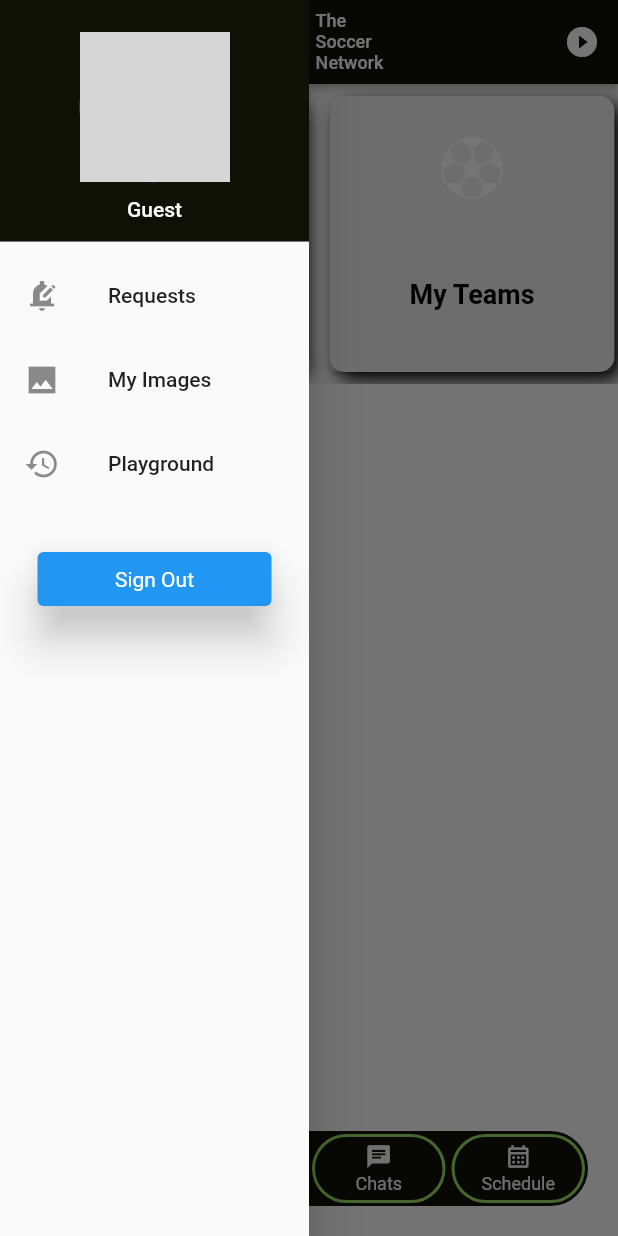
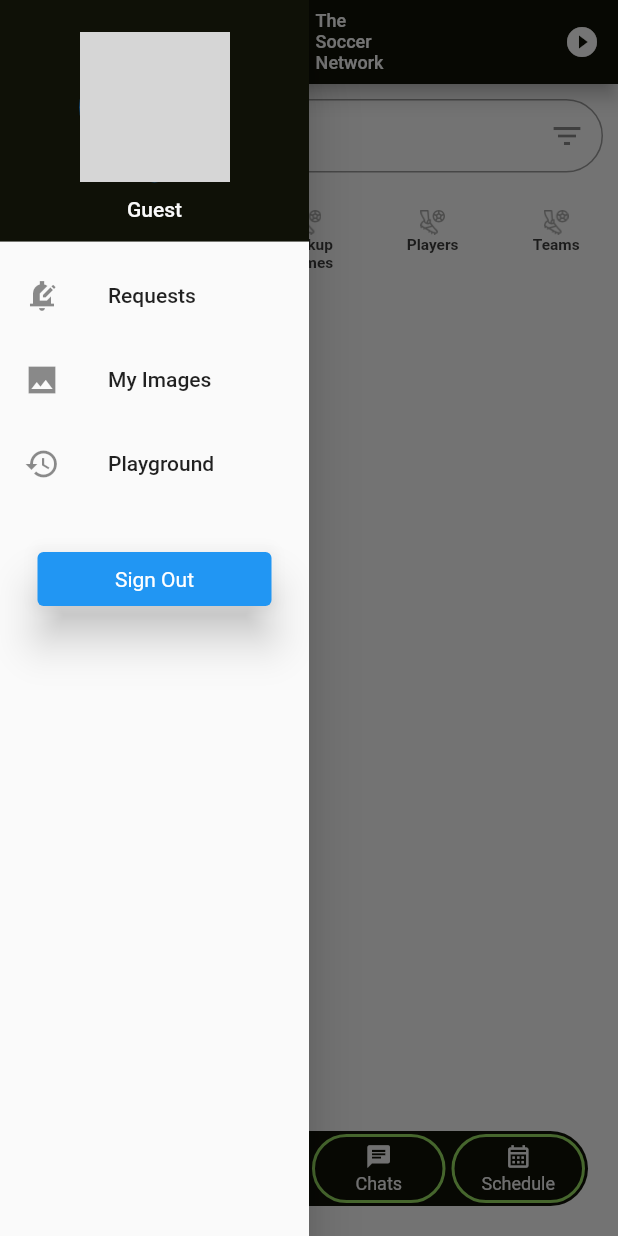
Before and after one commit to ArturoBarrios/AAASoccer, a Flutter app: the Home screen opened by its route, with the side drawer open, on a phone screen of 412 x 824 dp. Run offline on Flutter 3.47's test engine with Material 2 defaults, Android fonts, the phone set to English and light mode, and no system bars; our stand-ins replace auto_size_text, bloc, equatable, firebase_analytics, firebase_core, flip_card and 23 more; missing offline and left inert: amplify_api, amplify_auth_cognito, amplify_authenticator, amplify_datastore, amplify_flutter, dart:ffi and 7 more; accounts and stored records are empty; network calls fail; grey boxes are pictures that could not be loaded.

Commit message:
import icons, home page style updates

```diff
--- a/lib/components/headers.dart
+++ b/lib/components/headers.dart
@@ -24,7 +24,7 @@ class Headers extends StatefulWidget {
 
   AppBar getMainHeader(BuildContext context) {
     AppBar appBar = AppBar(
-      elevation: 2,
+      elevation: 5,
       centerTitle: true,
       title: LogoTextWidget(
         width: 200.0,
--- a/lib/components/logo_text.dart
+++ b/lib/components/logo_text.dart
@@ -29,7 +29,7 @@ class LogoTextWidget extends StatelessWidget {
             width: height, // Using height to keep the image square
             height: height,
             image: logo,
-            // color: AppColors.tra,
+            color: AppColors.tsnLightGreen,
           ),
           SizedBox(width: 16), // Optional: for spacing between image and text
           Column(
--- a/lib/components/search_field.dart
+++ b/lib/components/search_field.dart
@@ -2,9 +2,9 @@ import 'package:flutter/material.dart';
 import '../models/pageModels/app_model.dart';
 
 class SearchField extends StatefulWidget {
-  const SearchField({Key? key, required this.testText}) : super(key: key);
+  const SearchField({Key? key, required this.label}) : super(key: key);
 
-  final String testText;
+  final String label;
 
   @override
   State<SearchField> createState() => _SearchField();
@@ -18,7 +18,8 @@ class _SearchField extends State<SearchField> {
   decoration: InputDecoration(
     contentPadding: const EdgeInsets.all(15),
     border: OutlineInputBorder(
-        borderRadius: BorderRadius.circular(30)),
+      borderRadius: BorderRadius.circular(30),
+    ),
     prefixIcon: const Icon(Icons.search),
     prefixIconColor:
         MaterialStateColor.resolveWith((Set<MaterialState> states) {
@@ -30,8 +31,15 @@ class _SearchField extends State<SearchField> {
       }
       return Colors.grey;
     }),
-        labelText: widget.testText,
+    labelText: widget.label,
+    suffixIcon: IconButton(
+      icon: Icon(Icons.filter_list), // This is the filter icon
+      onPressed: () {
+        // Implement your filter logic here
+      },
+    ),
   ),
 );
+
   }
 }
--- a/lib/components/select_icon_button.dart
+++ b/lib/components/select_icon_button.dart
@@ -5,6 +5,8 @@ import 'package:flutter_svg_provider/flutter_svg_provider.dart';
 import 'package:soccermadeeasy/views/home.dart';
 import '../commands/home_page_command.dart';
 import '../models/pageModels/home_page_model.dart';
+import '../styles/colors.dart';
+import '../styles/font_sizes.dart';
 
 class SelectIconButton extends StatefulWidget {
   const SelectIconButton(
@@ -39,56 +41,98 @@ class _SelectIconButton extends State<SelectIconButton> {
     print("eventObject: " + widget.eventObject.toString());
     print("eventObjectKey: " + widget.index.toString());
 
-    return Listener(
-        child: GestureDetector(
-      onTap: () async {
-        print("onTap EventType");
+    final double cardWidth = MediaQuery.of(context).size.width * .2;
+    final double cardHeight = MediaQuery.of(context).size.height * .1;
+    final double cardImageWidth = cardWidth * .2;
+    final double cardImageHeight = cardHeight * .2;
+
+
+    return GestureDetector(
+      onTap : () async {
+            print("onTap EventType");
         widget.onTapEvent?.call();
         await HomePageCommand().eventTypeTapped(widget.eventObject['key']);
         await HomePageCommand().setCards();
+
       },
-      child: AnimatedContainer(
-          duration: const Duration(milliseconds: 150),
-          padding: EdgeInsets.all(12.5),
-          decoration: BoxDecoration(
-            borderRadius: BorderRadius.circular(10.0 * 1),
-            gradient: LinearGradient(
-                begin: Alignment.topLeft,
-                end: Alignment.bottomRight,
-                colors: [
-                  widget.eventObject['enabled'] ? selectedColor : color,
-                  widget.eventObject['enabled'] ? selectedColor : color,
-                  widget.eventObject['enabled'] ? selectedColor : color,
-                  widget.eventObject['enabled'] ? selectedColor : color,
-                ],
-                stops: const [
-                  0.0,
-                  .3,
-                  .6,
-                  1.0,
-                ]),
-            boxShadow: _isPressed
-                ? null
-                : [
-                    BoxShadow(
-                      blurRadius: 10.0,
-                      offset: -Offset(10.0 / 2, 10.0 / 2),
-                      color: Colors.white,
-                    ),
-                    BoxShadow(
-                      blurRadius: widget.bevel,
-                      offset: Offset(10.0 / 2, 10.0 / 2),
-                      color: Colors.black,
-                    )
-                  ],
-          ),
-          child: Container(
-              child: InnerNeumorphicCardFb1(
-                  text: widget.eventObject['name'],
-                  svgImage: widget.eventObject['image'],
-                  subtitle: widget.eventObject['description'],
-                  onPressed: () {}))),
-    ));
+      child: Container(
+        width: cardWidth,
+        height: cardHeight,
+        padding: const EdgeInsets.all(15.0),
+        color: Colors.transparent,
+        child: Column(
+          children: [
+            Image(
+              width: cardImageWidth,
+              height: cardImageHeight,
+              image: widget.svgImage,
+              color: widget.eventObject['enabled'] ?
+                AppColors.tsnLightGreen :
+                AppColors.tsnGrey,
+            ),
+
+            Text(widget.eventObject['name'],
+                textAlign: TextAlign.center,
+                style:  TextStyle(
+                  color: AppColors.tsnDarkGrey,
+                  fontWeight: FontWeight.bold,
+                  fontSize: FontSizes.xxs(context),
+                )),
+          ],
+        ),
+      ),
+    );
+
+    // return Listener(
+    //     child: GestureDetector(
+    //   onTap: () async {
+    //     print("onTap EventType");
+    //     widget.onTapEvent?.call();
+    //     await HomePageCommand().eventTypeTapped(widget.eventObject['key']);
+    //     await HomePageCommand().setCards();
+    //   },
+    //   child: AnimatedContainer(
+    //       duration: const Duration(milliseconds: 150),
+    //       padding: EdgeInsets.all(12.5),
+    //       decoration: BoxDecoration(
+    //         borderRadius: BorderRadius.circular(10.0 * 1),
+    //         gradient: LinearGradient(
+    //             begin: Alignment.topLeft,
+    //             end: Alignment.bottomRight,
+    //             colors: [
+    //               widget.eventObject['enabled'] ? selectedColor : color,
+    //               widget.eventObject['enabled'] ? selectedColor : color,
+    //               widget.eventObject['enabled'] ? selectedColor : color,
+    //               widget.eventObject['enabled'] ? selectedColor : color,
+    //             ],
+    //             stops: const [
+    //               0.0,
+    //               .3,
+    //               .6,
+    //               1.0,
+    //             ]),
+    //         boxShadow: _isPressed
+    //             ? null
+    //             : [
+    //                 BoxShadow(
+    //                   blurRadius: 10.0,
+    //                   offset: -Offset(10.0 / 2, 10.0 / 2),
+    //                   color: Colors.white,
+    //                 ),
+    //                 BoxShadow(
+    //                   blurRadius: widget.bevel,
+    //                   offset: Offset(10.0 / 2, 10.0 / 2),
+    //                   color: Colors.black,
+    //                 )
+    //               ],
+    //       ),
+    //       child: Container(
+    //           child: InnerNeumorphicCardFb1(
+    //               text: widget.eventObject['name'],
+    //               svgImage: widget.eventObject['image'],
+    //               subtitle: widget.eventObject['description'],
+    //               onPressed: () {}))),
+    // ));
   }
 }
 
--- a/lib/constants.dart
+++ b/lib/constants.dart
@@ -77,6 +77,14 @@ class Constants {
   static const String DEFAULTMODE = "DEFAULTMODE";
   static const String DARKMODE = "DARKMODE";
 
+  //pages
+  static const String HOMEPAGE = "HOMEPAGE";
+  static const String LOCATIONSPAGE = "LOCATIONSPAGE";
+  static const String CHATSPAGE = "CHATSPAGE";
+  static const String SCHEDULEPAGE = "SCHEDULEPAGE";
+
+
+
 
 
 
--- a/lib/models/pageModels/app_model.dart
+++ b/lib/models/pageModels/app_model.dart
@@ -3,6 +3,7 @@ import 'package:graphql_flutter/graphql_flutter.dart';
 import 'package:geolocator/geolocator.dart';
 
 import '../../constants.dart';
+import '../../strings.dart';
 import '../../svg_widgets.dart';
 import '../appModels/Location.dart';
 import 'package:flutter_svg_provider/flutter_svg_provider.dart';
@@ -11,6 +12,36 @@ class AppModel extends ChangeNotifier {
   void nukeModelData() {}
 
 
+    Map<dynamic, dynamic> _selectedPage = {
+    Constants.HOMEPAGE: {
+      "key": Constants.HOMEPAGE,
+      "enabled": true,
+      "name": StringConstants.HOMEPAGETITLE,
+      "description": "",
+      "image": SVGWidgets().getSoccerBallSVGImage(),
+    },
+    Constants.LOCATIONSPAGE: {
+      "key": Constants.LOCATIONSPAGE,
+      "enabled": true,
+      "name": StringConstants.LOCATIONSPAGETITLE,
+      "description": "",
+      "image": SVGWidgets().getSoccerBallSVGImage(),
+    },
+    Constants.CHATSPAGE: {
+      "key": Constants.CHATSPAGE,
+      "enabled": true,
+      "name": StringConstants.CHATSPAGETITLE,
+      "description": "",
+      "image": SVGWidgets().getSoccerBallSVGImage(),
+    },
+    Constants.SCHEDULEPAGE: {
+      "key": Constants.SCHEDULEPAGE,
+      "enabled": true,
+      "name": StringConstants.SCHEDULEPAGETITLE,
+      "description": "",
+      "image": SVGWidgets().getSoccerBallSVGImage(),
+    },
+  };
 
   List<Svg> locationSvgs = [
     SVGWidgets().getSoccerBallSVGImage(),
--- a/lib/models/pageModels/home_page_model.dart
+++ b/lib/models/pageModels/home_page_model.dart
@@ -97,71 +97,71 @@ class HomePageModel extends ChangeNotifier {
       "enabled": true,
       "name": StringConstants.MYEVENTSTITLE,
       "description": "",
-      "image": SVGWidgets().getSoccerBallSVGImage(),
+      "image": SVGWidgets().pickup(),
     },
     Constants.MYTEAMS: {
       "key": Constants.MYTEAMS,
       "enabled": false,
       "name": StringConstants.MYTEAMSTITLE,
       "description": "",
-      "image": SVGWidgets().getSoccerBallSVGImage(),
+      "image": SVGWidgets().pickup(),
     },
     Constants.PICKUP: {
       "key": Constants.PICKUP,
       "enabled": false,
       "name": StringConstants.PICKUPGAMESTITLE,
       "description": "",
-      "image": SVGWidgets().getSoccerBallSVGImage(),
+      "image": SVGWidgets().pickup(),
     },
     Constants.PLAYER: {
       "key": Constants.PLAYER,
       "enabled": false,
       "name": StringConstants.PLAYERSTITLE,
       "description": "",
-      "image": SVGWidgets().getSoccerBallSVGImage(),
+      "image": SVGWidgets().pickup(),
     },
     Constants.TEAM: {
       "key": Constants.TEAM,
       "enabled": false,
       "name": StringConstants.TEAMSTITLE,
       "description": "",
-      "image": SVGWidgets().getSoccerBallSVGImage(),
+      "image": SVGWidgets().pickup(),
     },
     Constants.TRAINING: {
       "key": Constants.TRAINING,
       "enabled": false,
       "name": StringConstants.TRAININGSTITLE,
       "description": "",
-      "image": SVGWidgets().getSoccerBallSVGImage(),
+      "image": SVGWidgets().training(),
     },
     Constants.TRYOUT: {
       "key": Constants.TRYOUT,
       "enabled": false,
       "name": StringConstants.TRYOUTSTITLE,
       "description": "",
-      "image": SVGWidgets().getSoccerBallSVGImage(),
+      "image": SVGWidgets().tryout(),
     },
     Constants.TOURNAMENT: {
       "key": Constants.TOURNAMENT,
       "enabled": false,
       "name": StringConstants.TOURNAMENTSTITLE,
       "description": "",
-      "image": SVGWidgets().getSoccerBallSVGImage(),
+      "image": SVGWidgets().tournament(),
     },
     Constants.LEAGUE: {
       "key": Constants.LEAGUE,
       "enabled": false,
       "name": StringConstants.LEAGUESTITLE,
       "description": "",
-      "image": SVGWidgets().getSoccerBallSVGImage(),
+      "image": SVGWidgets().league(),
     },
-    Constants.LOCATION: {
-      "key": Constants.LOCATION,
-      "enabled": false,
-      "name": StringConstants.LOCATIONSTITLE,
-      "description": "",
-      "image": SVGWidgets().getSoccerBallSVGImage(),
-    },
+    // Constants.LOCATION: {
+    //   "key": Constants.LOCATION,
+    //   "enabled": false,
+    //   "name": StringConstants.LOCATIONSTITLE,
+    //   "description": "",
+    //   "image": SVGWidgets().pickup(),
+    // },
   };
 
   Map<dynamic, dynamic> get enabledSelections2 => _enabledSelections2;
--- a/lib/strings.dart
+++ b/lib/strings.dart
@@ -91,4 +91,15 @@ class StringConstants {
   static const String backBtn = 'Back';
   static const String createGameBtn = 'Create Game';
   static const String nextBtn = 'Next';
+
+  static const String searchLabel = 'Search';
+
+  //pages
+  static const String HOMEPAGETITLE = "Home";
+  static const String LOCATIONSPAGETITLE = "Locations";
+  static const String CHATSPAGETITLE = "Chats";
+  static const String SCHEDULEPAGETITLE = "Schedule";
+
+
+
 }
--- a/lib/styles/colors.dart
+++ b/lib/styles/colors.dart
@@ -3,10 +3,13 @@ import 'package:flutter/material.dart';
 class AppColors {
   static const Color tsnWhite = Color(0xFFFAFAFA);
   static const Color tsnGreyerWhite = Color(0xFFF4F4F4);
+  static const Color tsnGrey = Color(0xFFA4A4A3);
+  static const Color tsnDarkGrey = Color(0xFF3E3E3D);
   static const Color tsnLightGreen = Color(0xFF98DE61);
   static const Color tsnGreen = Color(0xFF6CB632);
   static const Color tsnAlmostBlack = Color(0xFF222221);
   static const Color tsnBlack = Color(0xFF0F1107);
+
 
   static const Color primaryColor = Color(0xFF00FF00); // Green
   static const Color secondaryColor = Color(0xFF000000); // Black
--- a/lib/styles/font_sizes.dart
+++ b/lib/styles/font_sizes.dart
@@ -0,0 +1,12 @@
+import 'package:flutter/widgets.dart';
+
+class FontSizes {
+  static double xxxs(BuildContext context) => MediaQuery.of(context).size.width * 0.02;
+  static double xxs(BuildContext context) => MediaQuery.of(context).size.width * 0.025;
+  static double xs(BuildContext context) => MediaQuery.of(context).size.width * 0.03;
+  static double s(BuildContext context) => MediaQuery.of(context).size.width * 0.035;
+  static double m(BuildContext context) => MediaQuery.of(context).size.width * 0.04;
+  static double lg(BuildContext context) => MediaQuery.of(context).size.width * 0.05;
+  static double xl(BuildContext context) => MediaQuery.of(context).size.width * 0.06;
+  static double xxl(BuildContext context) => MediaQuery.of(context).size.width * 0.07;
+}
--- a/lib/svg_widgets.dart
+++ b/lib/svg_widgets.dart
@@ -22,5 +22,30 @@ class SVGWidgets {
 
     return svgImage;
   }
+  Svg tournament() {
+    Svg svgImage = Svg('lib/assets/tsn-icons/tournament.svg');
+
+    return svgImage;
+  }
+  Svg league() {
+    Svg svgImage = Svg('lib/assets/tsn-icons/league.svg');
+
+    return svgImage;
+  }
+  Svg pickup() {
+    Svg svgImage = Svg('lib/assets/tsn-icons/pickup.svg');
+
+    return svgImage;
+  }
+  Svg training() {
+    Svg svgImage = Svg('lib/assets/tsn-icons/training.svg');
+
+    return svgImage;
+  }
+  Svg tryout() {
+    Svg svgImage = Svg('lib/assets/tsn-icons/tryout.svg');
+
+    return svgImage;
+  }
 
 }
--- a/lib/views/home.dart
+++ b/lib/views/home.dart
@@ -36,7 +36,7 @@ import '../strings.dart';
 import '../constants.dart';
 import '../models/events_model.dart';
 import 'package:flutter_animated_dialog/flutter_animated_dialog.dart';
-
+import '../components/search_field.dart';
 import 'onboarding/onboarding_view.dart';
 
 class Home extends StatefulWidget {
@@ -466,6 +466,10 @@ class _Home extends State<Home> {
             children: <Widget>[
               Column(
                 children: [
+                  Padding(
+                          padding: EdgeInsets.all(10.0),
+                          child: SearchField(label: StringConstants.searchLabel)
+                  ),
                   SizedBox(
                     height:
                         200, // Define the height you want for your card section
@@ -475,17 +479,14 @@ class _Home extends State<Home> {
                       itemCount: enabledSelections2.length,
                       itemBuilder: (_, index) {
                         dynamic key = enabledSelections2.keys.elementAt(index);
-                        return Card(
-                          margin: const EdgeInsets.symmetric(
-                              vertical: 8, horizontal: 10),
-                          child: SelectIconButton(
+                        return SelectIconButton(
                             eventObject: enabledSelections2[key],
-                            svgImage: svgImage,
+                            svgImage: enabledSelections2[key]['image'],
                             index: index,
                             onTapEvent: () => isFilteringEnabled
                                 ? clearFiltering(isPop: false)
                                 : null,
-                          ),
+
                         );
                       },
                     ),
```
Also changed, not shown: lib/assets/tsn-icons/league.svg (added), lib/assets/tsn-icons/logo.svg, lib/assets/tsn-icons/pickup.svg (added), lib/assets/tsn-icons/tournament.svg (added), lib/assets/tsn-icons/training.svg (added), lib/assets/tsn-icons/tryout.svg (added). Lines whose indentation alone changed are shown as unchanged.
